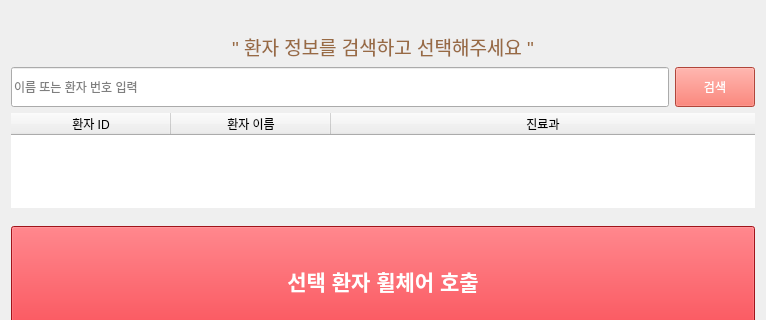
Above: Hospital_Terminal/kiosk_search.ui from Heo157/Project-Hospital-Autonomous-Wheelchair before the change; both pictures show x 0 to 766 and y 517 to 837 of the 766 by 982 pixel window. Below: the same form after it.
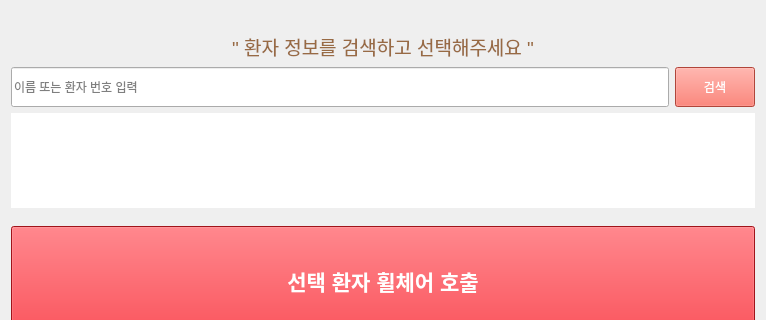
That is the form after the change. Icons and pictures are not drawn.

The edit to the form file:
```diff
--- a/Hospital_Terminal/kiosk_search.ui
+++ b/Hospital_Terminal/kiosk_search.ui
@@ -336,7 +336,7 @@
       <bool>false</bool>
      </property>
      <attribute name="horizontalHeaderVisible">
-      <bool>true</bool>
+      <bool>false</bool>
      </attribute>
      <attribute name="horizontalHeaderDefaultSectionSize">
       <number>160</number>
```
Left out of the diff: 19 changed lines with no effect on the pictures.
